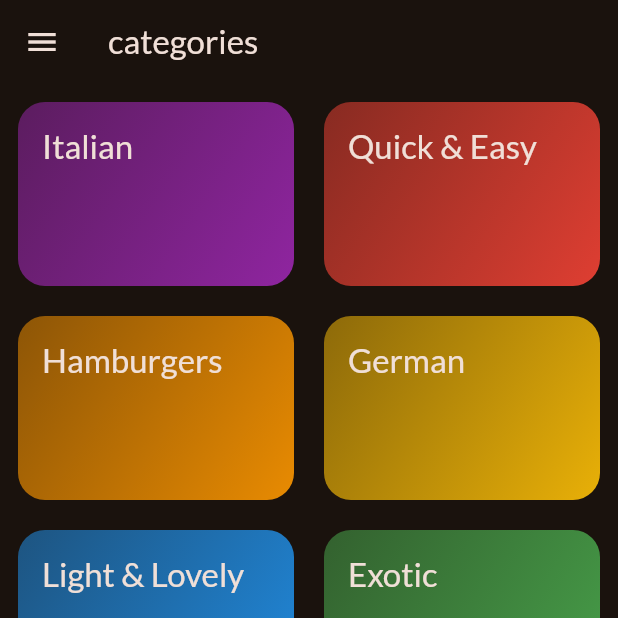
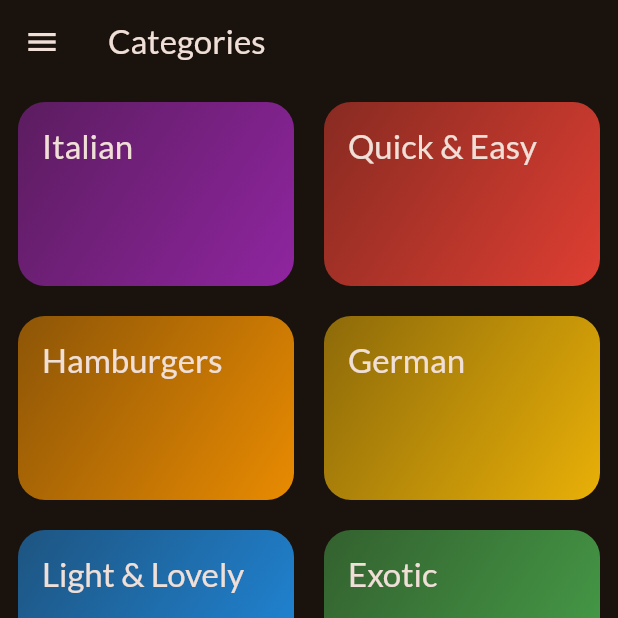
Before and after one commit to Shivansh1602/meals-app, a Flutter app: the screen it shows after launch, on a phone screen of 412 x 824 dp, the top half of it. Run offline on Flutter 3.47's test engine with Material 3 defaults, Android fonts, the phone set to English and light mode, and no system bars; our stand-ins replace google_fonts, transparent_image.

```diff
--- a/lib/main.dart
+++ b/lib/main.dart
@@ -1,7 +1,6 @@
 import 'package:flutter/material.dart';
 
 import 'package:google_fonts/google_fonts.dart';
-import 'package:meals/screen_widgets/categories_screen.dart';
 import 'package:meals/screen_widgets/tabs_screen.dart';
 
 
--- a/lib/screen_widgets/tabs_screen.dart
+++ b/lib/screen_widgets/tabs_screen.dart
@@ -108,14 +108,14 @@ class _TabsScreenState extends State<TabsScreen> {
       availableMeals: availableMeals,
       onToggleFavourites: _toggleMealFavouritesStatus,
     );
-    var activePageTitle = 'categories';
+    var activePageTitle = 'Categories';
 
     if (_selectPageIndex == 1) {
       activePage = MealsScreen(
         meals: _favouriteMeals,
         onToggleFavourites: _toggleMealFavouritesStatus,
       );
-      activePageTitle = 'your Favourites';
+      activePageTitle = 'Your Favourites';
     }
 
     return Scaffold(
--- a/pubspec.yaml
+++ b/pubspec.yaml
@@ -36,6 +36,7 @@ dependencies:
   cupertino_icons: ^1.0.8
   google_fonts: ^6.2.1
   transparent_image: ^2.0.1
+  flutter_riverpod: ^2.6.1
 
 dev_dependencies:
   flutter_test:
```
Also changed, not shown: lib/providers/favourites_provider.dart (added), lib/providers/meals_provider.dart (added), pubspec.lock.
